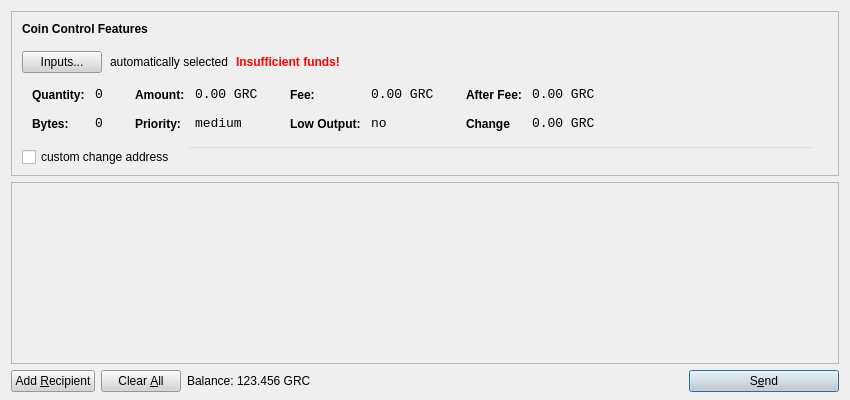
Above: src/qt/forms/sendcoinsdialog.ui from gridcoin-community/Gridcoin-Research before the change. Below: the same form after it.
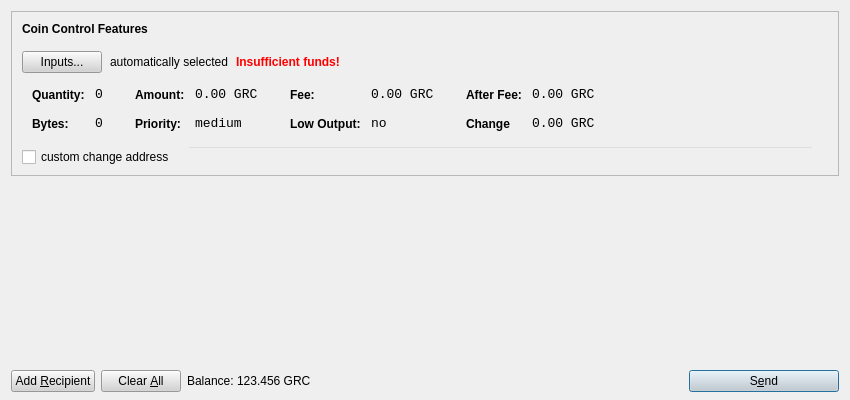
That is the form after the change. Icons and pictures are not drawn.

Commit message: Add stylesheets to enforce lightgrey color of fields in sendcoinsdialog.ui

What changed in the file:
```diff
--- a/src/qt/forms/sendcoinsdialog.ui
+++ b/src/qt/forms/sendcoinsdialog.ui
@@ -634,7 +634,7 @@
    <item>
     <widget class="QScrollArea" name="scrollArea">
      <property name="styleSheet">
-      <string notr="true">background-image: url(:/images/bkg);</string>
+      <string notr="true">background: transparent;</string>
      </property>
      <property name="widgetResizable">
       <bool>true</bool>
```
The commit also changes 1 other file.
